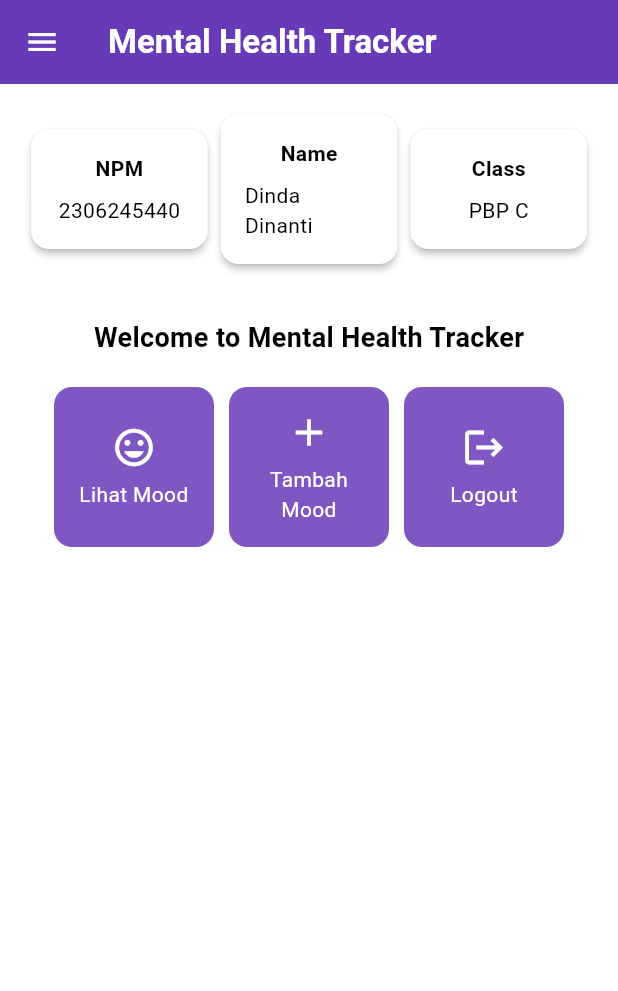
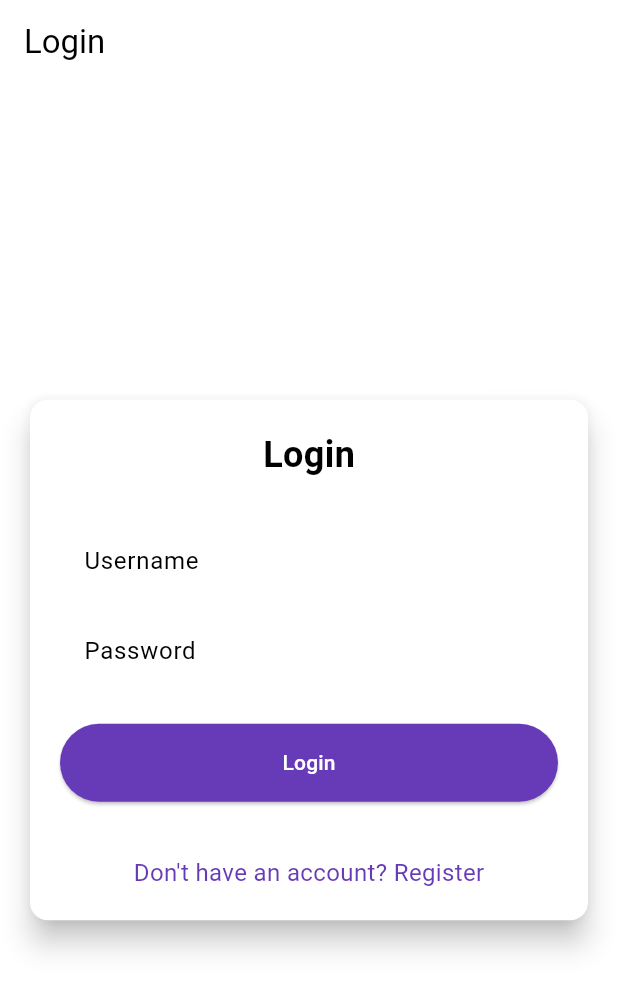
Before and after one commit to dinan26/mental-health-tracker-mobile, a Flutter app: the screen it shows after launch, on a phone screen of 412 x 824 dp. Shown: the top 991 px of the screen. Run offline on Flutter 3.47's test engine with Material 3 defaults, Android fonts, the phone set to English and light mode, and no system bars; missing offline and left inert: pbp_django_auth.

Commit message:
tutorial 8

```diff
--- a/lib/main.dart
+++ b/lib/main.dart
@@ -1,5 +1,8 @@
 import 'package:flutter/material.dart';
+import 'package:mental_health_tracker/screens/login.dart';
 import 'package:mental_health_tracker/screens/menu.dart';
+import 'package:pbp_django_auth/pbp_django_auth.dart';
+import 'package:provider/provider.dart';
 
 void main() {
   runApp(const MyApp());
@@ -8,33 +11,23 @@ void main() {
 class MyApp extends StatelessWidget {
   const MyApp({super.key});
 
-  // This widget is the root of your application.
   @override
   Widget build(BuildContext context) {
-    return MaterialApp(
-      title: 'Flutter Demo',
-      theme: ThemeData(
-        // This is the theme of your application.
-        //
-        // TRY THIS: Try running your application with "flutter run". You'll see
-        // the application has a purple toolbar. Then, without quitting the app,
-        // try changing the seedColor in the colorScheme below to Colors.green
-        // and then invoke "hot reload" (save your changes or press the "hot
-        // reload" button in a Flutter-supported IDE, or press "r" if you used
-        // the command line to start the app).
-        //
-        // Notice that the counter didn't reset back to zero; the application
-        // state is not lost during the reload. To reset the state, use hot
-        // restart instead.
-        //
-        // This works for code too, not just values: Most code changes can be
-        // tested with just a hot reload.
-        colorScheme: ColorScheme.fromSwatch(
-          primarySwatch: Colors.deepPurple,
-        ).copyWith(secondary: Colors.deepPurple[400]),
-        useMaterial3: true,
+    return Provider(
+      create: (_) {
+        CookieRequest request = CookieRequest();
+        return request;
+      },
+      child: MaterialApp(
+        title: 'Mental Health Tracker',
+        theme: ThemeData(
+          useMaterial3: true,
+          colorScheme: ColorScheme.fromSwatch(
+            primarySwatch: Colors.deepPurple,
+          ).copyWith(secondary: Colors.deepPurple[400]),
+        ),
+        home: const LoginPage(),
       ),
-      home: MyHomePage(),
     );
   }
 }
--- /dev/null
+++ b/lib/screens/login.dart
@@ -0,0 +1,181 @@
+import 'package:mental_health_tracker/screens/menu.dart';
+import 'package:flutter/material.dart';
+import 'package:pbp_django_auth/pbp_django_auth.dart';
+import 'package:provider/provider.dart';
+import 'package:mental_health_tracker/screens/register.dart';
+
+void main() {
+  runApp(const LoginApp());
+}
+
+class LoginApp extends StatelessWidget {
+  const LoginApp({super.key});
+
+  @override
+  Widget build(BuildContext context) {
+    return MaterialApp(
+      title: 'Login',
+      theme: ThemeData(
+        useMaterial3: true,
+        colorScheme: ColorScheme.fromSwatch(
+          primarySwatch: Colors.deepPurple,
+        ).copyWith(secondary: Colors.deepPurple[400]),
+      ),
+      home: const LoginPage(),
+    );
+  }
+}
+
+class LoginPage extends StatefulWidget {
+  const LoginPage({super.key});
+
+  @override
+  State<LoginPage> createState() => _LoginPageState();
+}
+
+class _LoginPageState extends State<LoginPage> {
+  final TextEditingController _usernameController = TextEditingController();
+  final TextEditingController _passwordController = TextEditingController();
+
+  @override
+  Widget build(BuildContext context) {
+    final request = context.watch<CookieRequest>();
+
+    return Scaffold(
+      appBar: AppBar(
+        title: const Text('Login'),
+      ),
+      body: Center(
+        child: SingleChildScrollView(
+          padding: const EdgeInsets.all(16.0),
+          child: Card(
+            elevation: 8,
+            shape: RoundedRectangleBorder(
+              borderRadius: BorderRadius.circular(12.0),
+            ),
+            child: Padding(
+              padding: const EdgeInsets.all(20.0),
+              child: Column(
+                mainAxisSize: MainAxisSize.min,
+                children: [
+                  const Text(
+                    'Login',
+                    style: TextStyle(
+                      fontSize: 24.0,
+                      fontWeight: FontWeight.bold,
+                    ),
+                  ),
+                  const SizedBox(height: 30.0),
+                  TextField(
+                    controller: _usernameController,
+                    decoration: const InputDecoration(
+                      labelText: 'Username',
+                      hintText: 'Enter your username',
+                      border: OutlineInputBorder(
+                        borderRadius: BorderRadius.all(Radius.circular(12.0)),
+                      ),
+                      contentPadding:
+                          EdgeInsets.symmetric(horizontal: 12.0, vertical: 8.0),
+                    ),
+                  ),
+                  const SizedBox(height: 12.0),
+                  TextField(
+                    controller: _passwordController,
+                    decoration: const InputDecoration(
+                      labelText: 'Password',
+                      hintText: 'Enter your password',
+                      border: OutlineInputBorder(
+                        borderRadius: BorderRadius.all(Radius.circular(12.0)),
+                      ),
+                      contentPadding:
+                          EdgeInsets.symmetric(horizontal: 12.0, vertical: 8.0),
+                    ),
+                    obscureText: true,
+                  ),
+                  const SizedBox(height: 24.0),
+                  ElevatedButton(
+                    onPressed: () async {
+                      String username = _usernameController.text;
+                      String password = _passwordController.text;
+
+                      // Cek kredensial
+                      // TODO: Ganti URL dan jangan lupa tambahkan trailing slash (/) di akhir URL!
+                      // Untuk menyambungkan Android emulator dengan Django pada localhost,
+                      // gunakan URL http://10.0.2.2/
+                      final response = await request
+                          .login("http://127.0.0.1:8000/auth/login/", {
+                        'username': username,
+                        'password': password,
+                      });
+
+                      if (request.loggedIn) {
+                        String message = response['message'];
+                        String uname = response['username'];
+                        if (context.mounted) {
+                          Navigator.pushReplacement(
+                            context,
+                            MaterialPageRoute(
+                                builder: (context) => MyHomePage()),
+                          );
+                          ScaffoldMessenger.of(context)
+                            ..hideCurrentSnackBar()
+                            ..showSnackBar(
+                              SnackBar(
+                                  content:
+                                      Text("$message Selamat datang, $uname.")),
+                            );
+                        }
+                      } else {
+                        if (context.mounted) {
+                          showDialog(
+                            context: context,
+                            builder: (context) => AlertDialog(
+                              title: const Text('Login Gagal'),
+                              content: Text(response['message']),
+                              actions: [
+                                TextButton(
+                                  child: const Text('OK'),
+                                  onPressed: () {
+                                    Navigator.pop(context);
+                                  },
+                                ),
+                              ],
+                            ),
+                          );
+                        }
+                      }
+                    },
+                    style: ElevatedButton.styleFrom(
+                      foregroundColor: Colors.white,
+                      minimumSize: Size(double.infinity, 50),
+                      backgroundColor: Theme.of(context).colorScheme.primary,
+                      padding: const EdgeInsets.symmetric(vertical: 16.0),
+                    ),
+                    child: const Text('Login'),
+                  ),
+                  const SizedBox(height: 36.0),
+                  GestureDetector(
+                    onTap: () {
+                      Navigator.push(
+                        context,
+                        MaterialPageRoute(
+                            builder: (context) => const RegisterPage()),
+                      );
+                    },
+                    child: Text(
+                      'Don\'t have an account? Register',
+                      style: TextStyle(
+                        color: Theme.of(context).colorScheme.primary,
+                        fontSize: 16.0,
+                      ),
+                    ),
+                  ),
+                ],
+              ),
+            ),
+          ),
+        ),
+      ),
+    );
+  }
+}
--- a/pubspec.yaml
+++ b/pubspec.yaml
@@ -35,6 +35,9 @@ dependencies:
   # The following adds the Cupertino Icons font to your application.
   # Use with the CupertinoIcons class for iOS style icons.
   cupertino_icons: ^1.0.8
+  provider: ^6.1.2
+  pbp_django_auth: ^0.4.0
+  http: ^1.2.2
 
 dev_dependencies:
   flutter_test:
```
Also changed, not shown: lib/models/mood_entry.dart (added, +65 -0 lines), lib/screens/list_moodentry.dart (added, +90 -0 lines), lib/screens/moodentry_form.dart (+47 -33 lines), lib/screens/register.dart (added, +166 -0 lines), lib/widgets/left_drawer.dart (+12 -0 lines), lib/widgets/mood_card.dart (+54 -13 lines), pubspec.lock, 2 other files.
